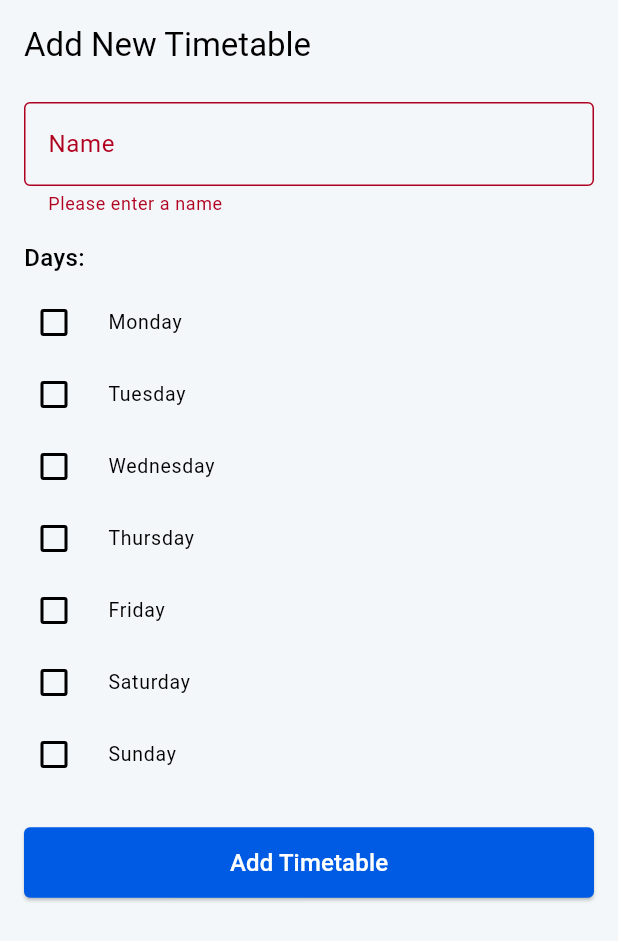
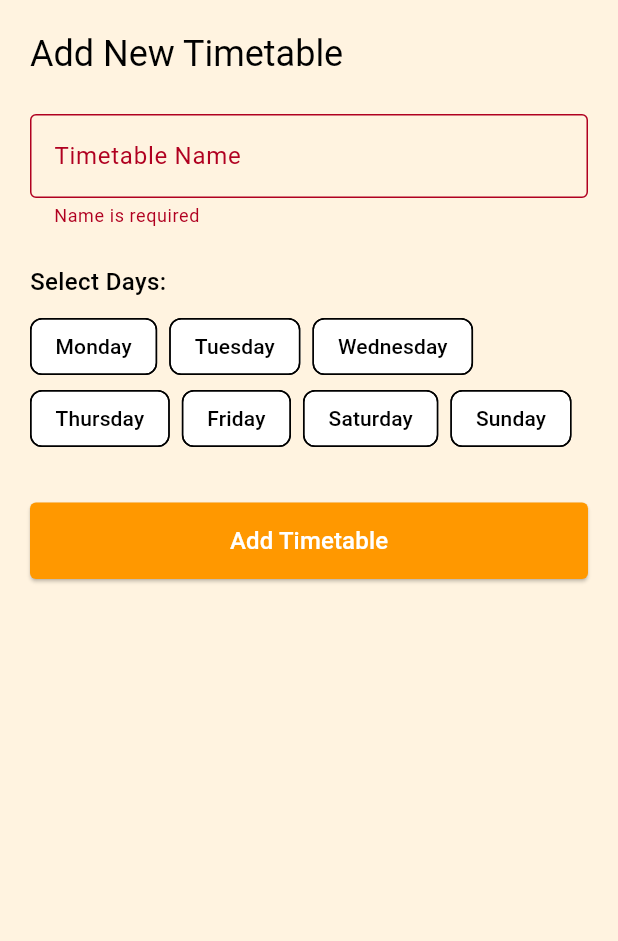
Before and after one commit to DhayananthB/titron, a Flutter app: the TimetableForm widget shown alone on an empty page, opened directly with empty values, after a tap on "Add Timetable", on a phone screen of 412 x 824 dp. Shown: the top 941 px of the screen. Run offline on Flutter 3.47's test engine with Material 3 defaults, Android fonts, the phone set to English and light mode, and no system bars; network calls fail.

Commit message:
added edit functionality

```diff
--- a/lib/screens/timetables_screen.dart
+++ b/lib/screens/timetables_screen.dart
@@ -112,7 +112,7 @@ class _TimetablesScreenState extends State<TimetablesScreen> {
             Navigator.of(dialogContext).pop();
             try {
               final newTimetable = Timetable(
-                id: '', // Let the backend assign ID
+                id: '',
                 name: timetable.name,
                 days: timetable.days,
                 isActive: false,
@@ -131,6 +131,38 @@ class _TimetablesScreenState extends State<TimetablesScreen> {
               debugPrint(stackTrace.toString());
               if (mounted) {
                 showErrorDialog(context, 'Failed to add timetable', e.toString());
+              }
+            }
+          },
+        ),
+      ),
+    );
+  }
+
+  void _showEditTimetableDialog(Timetable timetable) {
+    showDialog(
+      context: context,
+      builder: (dialogContext) => Dialog(
+        child: TimetableForm(
+          timetable: timetable,
+          onSubmit: (Timetable updatedTimetable) async {
+            Navigator.of(dialogContext).pop();
+            try {
+              final updated = await _apiService.updateTimetable(updatedTimetable);
+              setState(() {
+                final index = _timetables.indexWhere((t) => t.id == timetable.id);
+                if (index != -1) {
+                  _timetables[index] = updated;
+                }
+              });
+              if (mounted) {
+                ScaffoldMessenger.of(context).showSnackBar(
+                  const SnackBar(content: Text('Timetable updated successfully')),
+                );
+              }
+            } catch (e) {
+              if (mounted) {
+                showErrorDialog(context, 'Failed to update timetable', e.toString());
               }
             }
           },
@@ -227,6 +259,11 @@ class _TimetablesScreenState extends State<TimetablesScreen> {
                                     Row(
                                       mainAxisAlignment: MainAxisAlignment.end,
                                       children: [
+                                        TextButton.icon(
+                                          onPressed: () => _showEditTimetableDialog(timetable),
+                                          icon: const Icon(Icons.edit),
+                                          label: const Text('Edit'),
+                                        ),
                                         if (!timetable.isActive)
                                           TextButton.icon(
                                             onPressed: () => _setActiveTimetable(timetable),
--- a/lib/services/api_service.dart
+++ b/lib/services/api_service.dart
@@ -44,31 +44,101 @@ class ApiService {
           isActive: false, // New timetables are not active by default
         );
       } else {
+        // Try to parse error message if possible
+        try {
           final errorData = json.decode(response.body);
           throw Exception(errorData['error'] ?? 'Failed to add timetable');
+        } catch (jsonError) {
+          // If response isn't valid JSON
+          throw Exception('Failed to add timetable: ${response.statusCode}');
+        }
       }
     } catch (e) {
       throw Exception('Failed to add timetable: $e');
     }
   }
 
-  // Delete a timetable - No changes needed
+  // Update an existing timetable - With improved error handling
+  Future<Timetable> updateTimetable(Timetable timetable) async {
+    try {
+      // Print debug info
+      print('Updating timetable with ID: ${timetable.id}');
+      print('Request body: ${json.encode({
+        'name': timetable.name,
+        'days': timetable.days,
+      })}');
+
+      final response = await http.put(
+        Uri.parse('$baseUrl/timetables/${timetable.id}'),
+        headers: {'Content-Type': 'application/json'},
+        body: json.encode({
+          'name': timetable.name,
+          'days': timetable.days,
+        }),
+      );
+
+      // Debug output for response
+      print('Response status: ${response.statusCode}');
+      print('Response body: ${response.body.substring(0, min(100, response.body.length))}...');
+
+      if (response.statusCode == 200) {
+        try {
+          return Timetable.fromJson(json.decode(response.body));
+        } catch (parseError) {
+          print('Failed to parse response: $parseError');
+          throw Exception('Error parsing server response: $parseError');
+        }
+      } else {
+        // Safely handle error - don't assume JSON response
+        try {
+          final errorData = json.decode(response.body);
+          throw Exception(errorData['error'] ?? 'Failed to update timetable');
+        } catch (jsonError) {
+          // If response isn't valid JSON
+          throw Exception('Server returned status code ${response.statusCode}');
+        }
+      }
+    } catch (e) {
+      print('Exception during update: $e');
+      throw Exception('Error updating timetable: $e');
+    }
+  }
+
+  // Delete a timetable - With improved error handling
   Future<void> deleteTimetable(String id) async {
+    try {
       final response = await http.delete(Uri.parse('$baseUrl/timetables/$id'));
 
       if (response.statusCode != 200) {
-      throw Exception('Failed to delete timetable');
+        try {
+          final errorData = json.decode(response.body);
+          throw Exception(errorData['error'] ?? 'Failed to delete timetable');
+        } catch (jsonError) {
+          throw Exception('Failed to delete timetable: ${response.statusCode}');
+        }
+      }
+    } catch (e) {
+      throw Exception('Error deleting timetable: $e');
     }
   }
 
-  // Set a timetable as active - No changes needed
+  // Set a timetable as active - With improved error handling
   Future<void> setActiveTimetable(String id) async {
+    try {
       final response = await http.post(
         Uri.parse('$baseUrl/timetables/$id/set-active'),
       );
 
       if (response.statusCode != 200) {
-      throw Exception('Failed to set active timetable');
+        try {
+          final errorData = json.decode(response.body);
+          throw Exception(errorData['error'] ?? 'Failed to set active timetable');
+        } catch (jsonError) {
+          throw Exception('Failed to set active timetable: ${response.statusCode}');
+        }
+      }
+    } catch (e) {
+      throw Exception('Error setting active timetable: $e');
     }
   }
 
@@ -111,3 +181,8 @@ class ApiService {
     }
   }
 }
+
+// Helper function for string length safety
+int min(int a, int b) {
+  return (a < b) ? a : b;
+}
--- a/lib/utils/colors.dart
+++ b/lib/utils/colors.dart
@@ -1,11 +1,11 @@
 import 'package:flutter/material.dart';
 
 class AppColors {
-  static Color primaryColor = const Color.fromARGB(255, 0, 91, 228); // Blue
-  static Color secondaryColor = const Color(0xFF166088); // Teal
-  static Color accentColor = const Color(0xFF4FC3A1); // Green
-  static Color backgroundColor = const Color(0xFFF4F7F9); // Light Gray
-  static Color lightColor = const Color(0xFFF8F9FA); // Very Light Gray
-  static Color darkColor = const Color.fromARGB(255, 70, 148, 226); // Light Blue
-  static Color dangerColor = const Color(0xFFDC3545); // Red
+  static Color primaryColor = const Color(0xFFFF9800); // Orange
+  static Color secondaryColor = const Color(0xFFFFB74D); // Light Orange
+  static Color accentColor = const Color(0xFFFF5722); // Deep Orange
+  static Color backgroundColor = const Color(0xFFFFF3E0); // Light Cream
+  static Color lightColor = const Color(0xFFFFFFFF); // White
+  static Color darkColor = const Color(0xFFF57C00); // Dark Orange
+  static Color dangerColor = const Color(0xFFD84315); // Burnt Orange
 }
--- a/lib/widgets/timetable_form.dart
+++ b/lib/widgets/timetable_form.dart
@@ -19,26 +19,23 @@ class TimetableForm extends StatefulWidget {
 class _TimetableFormState extends State<TimetableForm> {
   final _formKey = GlobalKey<FormState>();
   final _nameController = TextEditingController();
-  final Map<String, bool> _selectedDays = {
-    'Monday': false,
-    'Tuesday': false,
-    'Wednesday': false,
-    'Thursday': false,
-    'Friday': false,
-    'Saturday': false,
-    'Sunday': false,
-  };
+  final List<String> _daysOfWeek = [
+    'Monday',
+    'Tuesday',
+    'Wednesday',
+    'Thursday',
+    'Friday',
+    'Saturday',
+    'Sunday',
+  ];
+  final Set<String> _selectedDays = {};
 
   @override
   void initState() {
     super.initState();
     if (widget.timetable != null) {
       _nameController.text = widget.timetable!.name;
-      for (final day in widget.timetable!.days) {
-        if (_selectedDays.containsKey(day)) {
-          _selectedDays[day] = true;
-        }
-      }
+      _selectedDays.addAll(widget.timetable!.days);
     }
   }
 
@@ -50,12 +47,7 @@ class _TimetableFormState extends State<TimetableForm> {
 
   void _handleSubmit() {
     if (_formKey.currentState!.validate()) {
-      final days = _selectedDays.entries
-          .where((entry) => entry.value)
-          .map((entry) => entry.key)
-          .toList();
-
-      if (days.isEmpty) {
+      if (_selectedDays.isEmpty) {
         ScaffoldMessenger.of(context).showSnackBar(
           const SnackBar(
             content: Text('Please select at least one day'),
@@ -68,7 +60,7 @@ class _TimetableFormState extends State<TimetableForm> {
       final timetable = Timetable(
         id: widget.timetable?.id ?? 'temp_id',
         name: _nameController.text.trim(),
-        days: days,
+        days: _selectedDays.toList(),
         isActive: widget.timetable?.isActive ?? false,
       );
 
@@ -78,65 +70,71 @@ class _TimetableFormState extends State<TimetableForm> {
 
   @override
   Widget build(BuildContext context) {
+    final isEdit = widget.timetable != null;
+
     return SingleChildScrollView(
-      padding: const EdgeInsets.all(16.0),
+      padding: const EdgeInsets.all(20.0),
       child: Form(
         key: _formKey,
         child: Column(
-          mainAxisSize: MainAxisSize.min,
           crossAxisAlignment: CrossAxisAlignment.start,
           children: [
             Text(
-              widget.timetable == null ? 'Add New Timetable' : 'Edit Timetable',
-              style: Theme.of(context).textTheme.titleLarge,
+              isEdit ? 'Edit Timetable' : 'Add New Timetable',
+              style: Theme.of(context).textTheme.headlineSmall,
             ),
             const SizedBox(height: 24),
             TextFormField(
               controller: _nameController,
               decoration: const InputDecoration(
-                labelText: 'Name',
-                hintText: 'Enter timetable name',
+                labelText: 'Timetable Name',
+                hintText: 'e.g., Semester 1 Schedule',
+                border: OutlineInputBorder(),
               ),
-              validator: (value) {
-                if (value == null || value.trim().isEmpty) {
-                  return 'Please enter a name';
-                }
-                return null;
-              },
+              validator: (value) =>
+                  value == null || value.trim().isEmpty ? 'Name is required' : null,
             ),
-            const SizedBox(height: 16),
+            const SizedBox(height: 24),
             const Text(
-              'Days:',
+              'Select Days:',
               style: TextStyle(fontSize: 16, fontWeight: FontWeight.w500),
             ),
             const SizedBox(height: 8),
-            ...
-            _selectedDays.entries.map(
-              (entry) => CheckboxListTile(
-                title: Text(entry.key),
-                value: entry.value,
-                activeColor: AppColors.primaryColor,
-                onChanged: (value) {
+            Wrap(
+              spacing: 8,
+              children: _daysOfWeek.map((day) {
+                final isSelected = _selectedDays.contains(day);
+                return FilterChip(
+                  label: Text(day),
+                  selected: isSelected,
+                  onSelected: (bool selected) {
                     setState(() {
-                    _selectedDays[entry.key] = value ?? false;
+                      if (selected) {
+                        _selectedDays.add(day);
+                      } else {
+                        _selectedDays.remove(day);
+                      }
                     });
                   },
-                contentPadding: EdgeInsets.zero,
-                dense: true,
-                controlAffinity: ListTileControlAffinity.leading,
+                  selectedColor: AppColors.primaryColor.withAlpha((0.2 * 255).toInt()),
+                  checkmarkColor: AppColors.primaryColor,
+                  labelStyle: TextStyle(
+                    color: isSelected ? AppColors.primaryColor : Colors.black,
                   ),
+                );
+              }).toList(),
             ),
-            const SizedBox(height: 24),
+            const SizedBox(height: 32),
             SizedBox(
               width: double.infinity,
               child: ElevatedButton(
                 onPressed: _handleSubmit,
-                child: Padding(
-                  padding: const EdgeInsets.symmetric(vertical: 12),
+                style: ElevatedButton.styleFrom(
+                  padding: const EdgeInsets.symmetric(vertical: 14),
+                ),
                 child: Text(
-                    widget.timetable == null ? 'Add Timetable' : 'Update Timetable',
+                  isEdit ? 'Update Timetable' : 'Add Timetable',
                   style: const TextStyle(fontSize: 16),
-                  ),
                 ),
               ),
             ),
```
Lines whose indentation alone changed are shown as unchanged.
